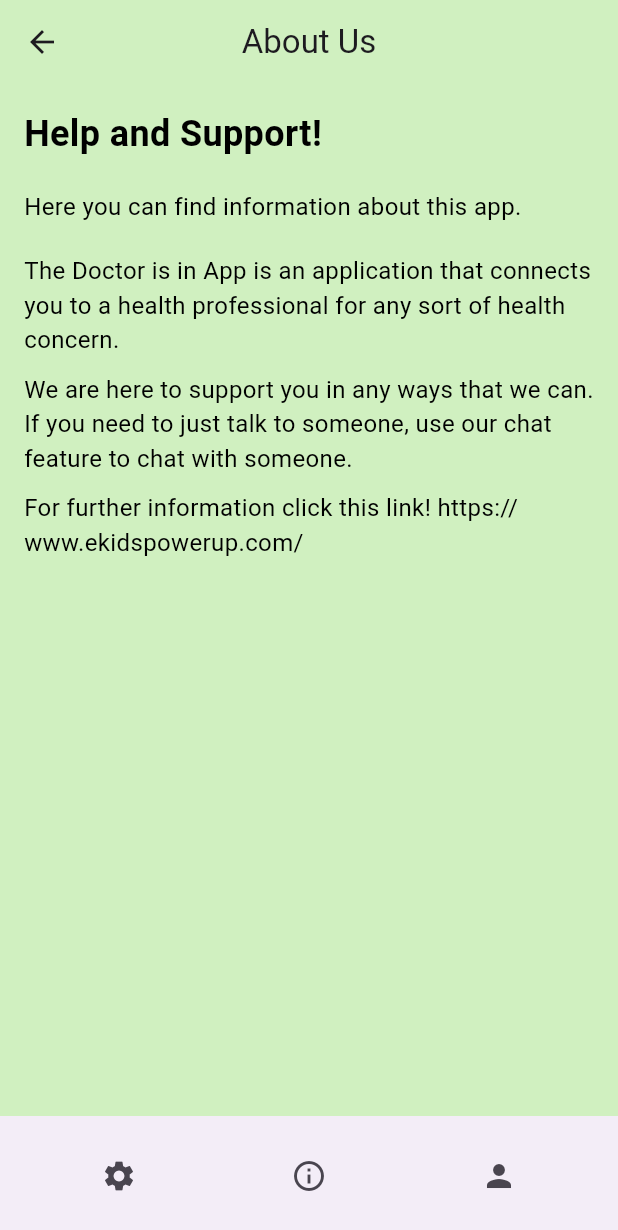
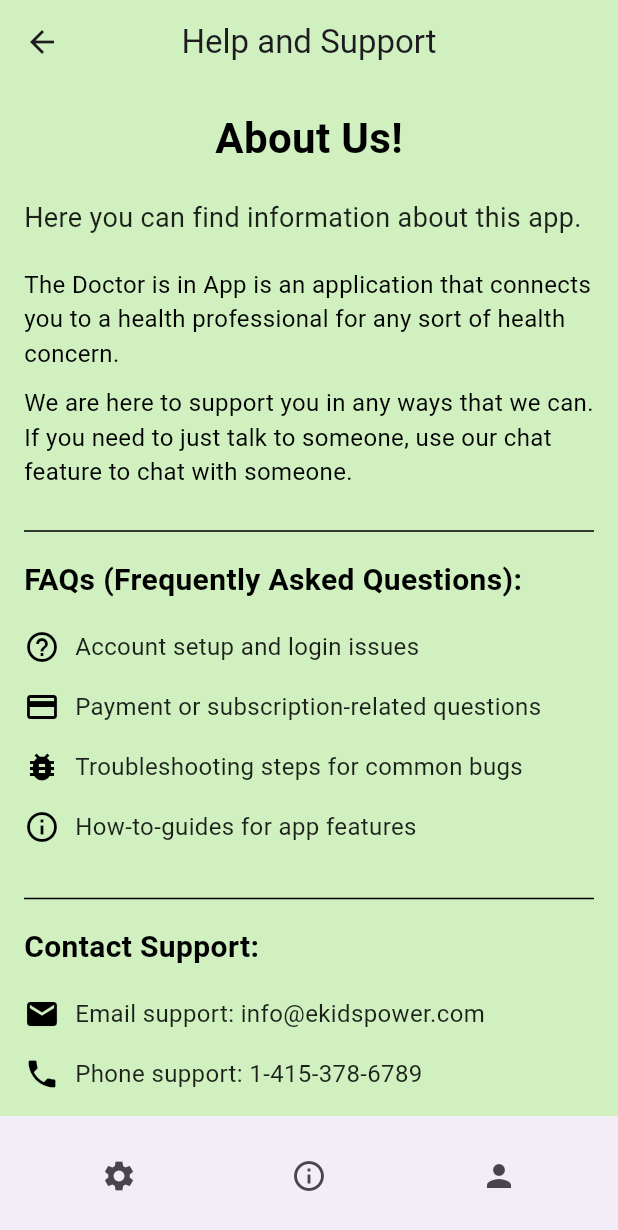
Before and after one commit to ne5roo/capstone_doctorisinapp, a Flutter app: the HelpPage screen opened by its route, on a phone screen of 412 x 824 dp. Shown: the top 1230 px of the screen. Run offline on Flutter 3.47's test engine with Material 3 defaults, Android fonts, the light colour scheme and no system bars; our stand-ins replace loading_animation_widget.

Commit message:
changes in help page

```diff
--- a/lib/help_page.dart
+++ b/lib/help_page.dart
@@ -1,61 +1,166 @@
 import 'package:flutter/material.dart';
-import 'main_page.dart'; // Import MainPage
+import 'main_page.dart'; // Import MainPage and CustomBottomNavBar
+import 'package:url_launcher/url_launcher.dart'; // Import url_launcher
+
+void main() {
+  runApp(MyApp());
+}
+
+class MyApp extends StatelessWidget {
+  @override
+  Widget build(BuildContext context) {
+    return MaterialApp(
+      title: 'Flutter Help Page',
+      theme: ThemeData(
+        primarySwatch: Colors.blue,
+        appBarTheme: const AppBarTheme(
+          backgroundColor: Color(0xFFFEE4B3), // Consistent AppBar color
+        ),
+      ),
+      home: HelpPage(), // Directly displaying the HelpPage
+    );
+  }
+}
 
 class HelpPage extends StatelessWidget {
-  const HelpPage({super.key});
-
   @override
   Widget build(BuildContext context) {
     return Scaffold(
       appBar: AppBar(
-        title: Text('About Us'),
-        centerTitle: true, // Center the AppBar title
+        title: const Text('Help and Support'),
+        centerTitle: true,
         leading: IconButton(
-          icon: Icon(Icons.arrow_back),  // Can change this icon
+          icon: const Icon(Icons.arrow_back),
           onPressed: () {
-            Navigator.pushReplacement(
-              context,
-              MaterialPageRoute(builder: (context) => MainPage()),
-            ); // Redirect to main page
+            Navigator.pop(context); // Go back to the previous page
           },
         ),
       ),
       body: Padding(
         padding: const EdgeInsets.all(16.0),
+        child: SingleChildScrollView(
           child: Column(
             crossAxisAlignment: CrossAxisAlignment.start,
             children: [
-            Text(
-              'Help and Support!',
+              const Center(
+                child: Text(
+                  'About Us!',
                   style: TextStyle(
-                fontSize: 24,
+                    fontSize: 28,
                     fontWeight: FontWeight.bold,
+                    color: Colors.black,
                   ),
                 ),
-            SizedBox(height: 20),
-            Text(
-              'Here you can find information about this app.', //need to add more details such as emergency contact numbers
-              style: TextStyle(fontSize: 16),
               ),
-            SizedBox(height: 20),
-            Text(
+              const SizedBox(height: 20),
+              const Text(
+                'Here you can find information about this app.',
+                style: TextStyle(fontSize: 18, color: Colors.black87),
+              ),
+              const SizedBox(height: 20),
+              const Text(
                 'The Doctor is in App is an application that connects you to a health professional for any sort of health concern.',
-              style: TextStyle(fontSize: 16),
+                style: TextStyle(fontSize: 16, color: Colors.black),
               ),
-            SizedBox(height: 10),
-            Text(
+              const SizedBox(height: 10),
+              const Text(
                 'We are here to support you in any ways that we can. If you need to just talk to someone, use our chat feature to chat with someone.',
-              style: TextStyle(fontSize: 16),
+                style: TextStyle(fontSize: 16, color: Colors.black),
               ),
-            SizedBox(height: 10),
-            Text(
-              'For further information click this link! https://www.ekidspowerup.com/',
-              style: TextStyle(fontSize: 16),
+              const SizedBox(height: 20),
+              Divider(color: Colors.black),
+              const SizedBox(height: 10),
+              const Text(
+                'FAQs (Frequently Asked Questions):',
+                style: TextStyle(
+                  fontSize: 20,
+                  fontWeight: FontWeight.bold,
+                  color: Colors.black,
+                ),
+              ),
+              const SizedBox(height: 10),
+              faqItem(Icons.help_outline, 'Account setup and login issues'),
+              faqItem(Icons.payment, 'Payment or subscription-related questions'),
+              faqItem(Icons.bug_report, 'Troubleshooting steps for common bugs'),
+              faqItem(Icons.info_outline, 'How-to-guides for app features'),
+              const SizedBox(height: 20),
+              Divider(color: Colors.black),
+              const SizedBox(height: 10),
+              const Text(
+                'Contact Support:',
+                style: TextStyle(
+                  fontSize: 20,
+                  fontWeight: FontWeight.bold,
+                  color: Colors.black,
+                ),
+              ),
+              const SizedBox(height: 10),
+              contactItem(Icons.email, 'Email support: info@ekidspower.com'),
+              contactItem(Icons.phone, 'Phone support: 1-415-378-6789'),
+              const SizedBox(height: 20),
+              Divider(color: Colors.black),
+              const SizedBox(height: 10),
+              Center(
+                child: GestureDetector(
+                  onTap: () async {
+                    final Uri url = Uri.parse('https://www.ekidspowerup.com/');
+                    if (!await launchUrl(url)) {
+                      ScaffoldMessenger.of(context).showSnackBar(
+                        const SnackBar(content: Text('Could not launch URL')),
+                      );
+                    }
+                  },
+                  child: const Text(
+                    'For further information, visit our website by clicking here!',
+                    style: TextStyle(
+                      fontSize: 16,
+                      color: Colors.black,
+                      decoration: TextDecoration.underline,
+                    ),
+                  ),
+                ),
               ),
             ],
+          ),
         ),
       ),
       bottomNavigationBar: const CustomBottomNavBar(),
     );
   }
 }
+
+Widget faqItem(IconData icon, String text) {
+  return Padding(
+    padding: const EdgeInsets.symmetric(vertical: 8.0),
+    child: Row(
+      children: [
+        Icon(icon, color: Colors.black),
+        const SizedBox(width: 10),
+        Expanded(
+          child: Text(
+            text,
+            style: const TextStyle(fontSize: 16, color: Colors.black87),
+          ),
+        ),
+      ],
+    ),
+  );
+}
+
+Widget contactItem(IconData icon, String text) {
+  return Padding(
+    padding: const EdgeInsets.symmetric(vertical: 8.0),
+    child: Row(
+      children: [
+        Icon(icon, color: Colors.black),
+        const SizedBox(width: 10),
+        Expanded(
+          child: Text(
+            text,
+            style: const TextStyle(fontSize: 16, color: Colors.black87),
+          ),
+        ),
+      ],
+    ),
+  );
+}
--- a/pubspec.yaml
+++ b/pubspec.yaml
@@ -24,6 +24,7 @@
     sdk: flutter
   provider: ^6.1.2
   flutter_markdown: ^0.7.6+2
+  url_launcher: ^6.0.20 # for opening links
 
 dev_dependencies:
   flutter_test:
```
Also changed, not shown: pubspec.lock, 11 other files. Lines whose indentation alone changed are shown as unchanged.
